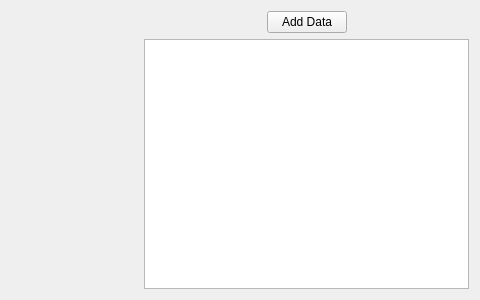
Qt form Hardware Monitor Applet/GUI/NormalScreenWidget.ui (jimmyd-be/Hardware-Monitor-Applet) before a commit; both pictures show x 522 to 1002 and y 0 to 300 of the 1002 by 300 pixel window.
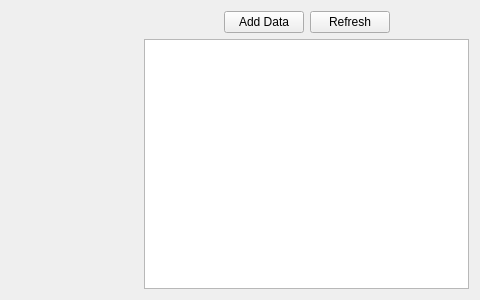
The same form after that commit.

What changed in the file:
```diff
--- a/Hardware Monitor Applet/GUI/NormalScreenWidget.ui
+++ b/Hardware Monitor Applet/GUI/NormalScreenWidget.ui
@@ -108,6 +108,13 @@
          </property>
         </widget>
        </item>
+       <item>
+        <widget class="QPushButton" name="refreshDataButton">
+         <property name="text">
+          <string>Refresh</string>
+         </property>
+        </widget>
+       </item>
        <item>
         <spacer name="horizontalSpacer_5">
          <property name="orientation">
```
Left out of the diff: 2 changed lines with no effect on the pictures.
